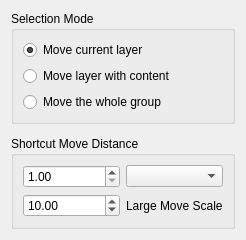
The window that plugins/tools/basictools/wdgmovetool.ui (KDE/krita) describes before a commit, drawn with Qt 5.
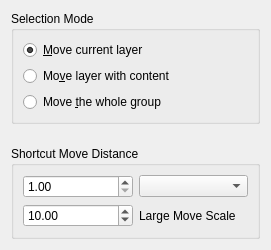
The same window after the commit. Custom widgets are drawn as their Qt base class.

```diff
--- a/plugins/tools/basictools/wdgmovetool.ui
+++ b/plugins/tools/basictools/wdgmovetool.ui
@@ -6,8 +6,8 @@
    <rect>
     <x>0</x>
     <y>0</y>
-    <width>246</width>
-    <height>130</height>
+    <width>271</width>
+    <height>250</height>
    </rect>
   </property>
   <layout class="QGridLayout" name="gridLayout">
@@ -23,7 +23,7 @@
          <string>Move the layer that you have currently selected in the layerbox with its masks. Shortcut: ctrl-click.</string>
         </property>
         <property name="text">
-         <string>Move current layer</string>
+         <string>&amp;Move current layer</string>
         </property>
         <property name="checked">
          <bool>true</bool>
@@ -36,7 +36,7 @@
          <string>Move the first layer with visible content at the place where you click. This will also select that layer in the layerbox.</string>
         </property>
         <property name="text">
-         <string>Move layer with content</string>
+         <string>Mo&amp;ve layer with content</string>
         </property>
         <property name="checked">
          <bool>false</bool>
@@ -49,7 +49,7 @@
          <string>Move the group containing the first layer that contains visible content. Shortcut: ctrl-shift-click.</string>
         </property>
         <property name="text">
-         <string>Move the whole group</string>
+         <string>Move &amp;the whole group</string>
         </property>
        </widget>
       </item>
@@ -66,38 +66,38 @@
      </property>
      <layout class="QGridLayout" name="gridLayout_3">
        <item row="0" column="0">
-         <widget class="QDoubleSpinBox" name="spinMoveStep">
-           <property name="minimum">
-             <number>1</number>
-           </property>
-           <property name="maximum">
-             <number>100000</number>
-           </property>
-           <property name="value">
-             <number>1</number>
-           </property>
+       <widget class="KisDoubleParseSpinBox" name="spinMoveStep">
            <property name="toolTip">
              <string>Number of pixels to move after move shortcut keypress.</string>
            </property>
+        <property name="minimum">
+         <double>1.000000000000000</double>
+        </property>
+        <property name="maximum">
+         <double>100000.000000000000000</double>
+        </property>
+        <property name="value">
+         <double>1.000000000000000</double>
+        </property>
          </widget>
        </item>
       <item row="0" column="1">
         <widget class="QComboBox" name="cmbUnit"/>
       </item>
       <item row="1" column="0">
-        <widget class="QDoubleSpinBox" name="spinMoveScale">
-          <property name="minimum">
-            <number>1</number>
-          </property>
-          <property name="maximum">
-            <number>1000</number>
-          </property>
-          <property name="value">
-            <number>10</number>
-          </property>
+       <widget class="KisDoubleParseSpinBox" name="spinMoveScale">
           <property name="toolTip">
             <string>When holding shift, move keyboard shortcuts scale up by this amount.</string>
           </property>
+        <property name="minimum">
+         <double>1.000000000000000</double>
+        </property>
+        <property name="maximum">
+         <double>1000.000000000000000</double>
+        </property>
+        <property name="value">
+         <double>10.000000000000000</double>
+        </property>
         </widget>
       </item>
       <item row="1" column="1">
@@ -114,10 +114,9 @@
  </widget>
  <customwidgets>
   <customwidget>
-   <class>KisSliderSpinBox</class>
-   <extends>QWidget</extends>
-   <header location="global">kis_slider_spin_box.h</header>
-   <container>1</container>
+   <class>KisDoubleParseSpinBox</class>
+   <extends>QDoubleSpinBox</extends>
+   <header>kis_doubleparsespinbox.h</header>
   </customwidget>
  </customwidgets>
  <resources/>
```
Left out of the diff: 2 changed lines with no effect on the pictures. Lines whose indentation alone changed are shown as unchanged.
